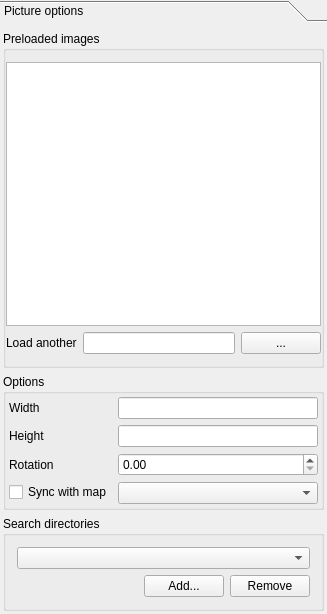
Qt form src/ui/qgscomposerpicturewidgetbase.ui (qgis/QGIS) before a commit.
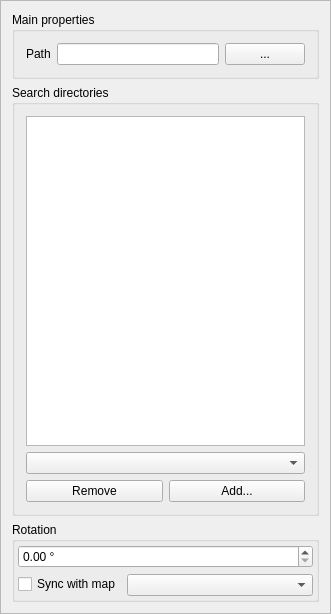
The same form after that commit. Custom widgets are drawn as their Qt base class.

Commit message: Update of composer item's GUI

What changed in the file:
```diff
--- a/src/ui/qgscomposerpicturewidgetbase.ui
+++ b/src/ui/qgscomposerpicturewidgetbase.ui
@@ -6,7 +6,7 @@
    <rect>
     <x>0</x>
     <y>0</y>
-    <width>327</width>
+    <width>331</width>
     <height>614</height>
    </rect>
   </property>
@@ -19,50 +19,89 @@
   <property name="windowTitle">
    <string>Picture Options</string>
   </property>
-  <layout class="QGridLayout" name="gridLayout_3">
+  <layout class="QVBoxLayout" name="verticalLayout_2">
    <property name="margin">
     <number>0</number>
    </property>
-   <item row="0" column="0">
-    <widget class="QToolBox" name="toolBox">
-     <property name="currentIndex">
-      <number>0</number>
+   <item>
+    <widget class="QScrollArea" name="scrollArea">
+     <property name="widgetResizable">
+      <bool>true</bool>
      </property>
-     <widget class="QWidget" name="page">
+     <widget class="QWidget" name="scrollAreaWidgetContents">
       <property name="geometry">
        <rect>
         <x>0</x>
         <y>0</y>
-        <width>317</width>
-        <height>577</height>
+        <width>329</width>
+        <height>612</height>
        </rect>
       </property>
-      <attribute name="label">
-       <string>Picture options</string>
-      </attribute>
-      <layout class="QVBoxLayout" name="verticalLayout">
-       <property name="margin">
-        <number>3</number>
-       </property>
+      <layout class="QVBoxLayout" name="mainLayout">
        <item>
-        <widget class="QGroupBox" name="mPreviewGroupBox">
+        <widget class="QgsCollapsibleGroupBoxBasic" name="mPreviewGroupBox">
          <property name="sizePolicy">
-          <sizepolicy hsizetype="Expanding" vsizetype="Expanding">
+          <sizepolicy hsizetype="Preferred" vsizetype="Maximum">
            <horstretch>0</horstretch>
            <verstretch>0</verstretch>
           </sizepolicy>
          </property>
          <property name="title">
-          <string>Preloaded images</string>
+          <string>Main properties</string>
          </property>
-         <layout class="QGridLayout">
-          <property name="leftMargin">
-           <number>0</number>
-          </property>
-          <property name="rightMargin">
-           <number>0</number>
-          </property>
-          <item row="0" column="0">
+         <property name="collapsed" stdset="0">
+          <bool>false</bool>
+         </property>
+         <layout class="QFormLayout" name="formLayout_2">
+          <item row="1" column="0">
+           <widget class="QLabel" name="label">
+            <property name="text">
+             <string>Path</string>
+            </property>
+            <property name="buddy">
+             <cstring>mPictureLineEdit</cstring>
+            </property>
+           </widget>
+          </item>
+          <item row="1" column="1">
+           <layout class="QHBoxLayout" name="horizontalLayout_2">
+            <item>
+             <widget class="QLineEdit" name="mPictureLineEdit"/>
+            </item>
+            <item>
+             <widget class="QPushButton" name="mPictureBrowseButton">
+              <property name="sizePolicy">
+               <sizepolicy hsizetype="Minimum" vsizetype="Fixed">
+                <horstretch>0</horstretch>
+                <verstretch>0</verstretch>
+               </sizepolicy>
+              </property>
+              <property name="maximumSize">
+               <size>
+                <width>150</width>
+                <height>32767</height>
+               </size>
+              </property>
+              <property name="text">
+               <string>...</string>
+              </property>
+             </widget>
+            </item>
+           </layout>
+          </item>
+         </layout>
+        </widget>
+       </item>
+       <item>
+        <widget class="QgsCollapsibleGroupBoxBasic" name="mSearchDirectoriesGroupBox">
+         <property name="title">
+          <string>Search directories</string>
+         </property>
+         <property name="collapsed" stdset="0">
+          <bool>false</bool>
+         </property>
+         <layout class="QVBoxLayout" name="verticalLayout">
+          <item>
            <widget class="QListWidget" name="mPreviewListWidget">
             <property name="showDropIndicator" stdset="0">
              <bool>false</bool>
@@ -96,37 +135,22 @@
             </property>
            </widget>
           </item>
-          <item row="1" column="0">
-           <layout class="QHBoxLayout" name="horizontalLayout_2">
+          <item>
+           <widget class="QComboBox" name="mSearchDirectoriesComboBox"/>
+          </item>
+          <item>
+           <layout class="QHBoxLayout" name="horizontalLayout">
             <item>
-             <widget class="QLabel" name="label">
+             <widget class="QPushButton" name="mRemoveDirectoryButton">
               <property name="text">
-               <string>Load another</string>
-              </property>
-              <property name="buddy">
-               <cstring>mPictureLineEdit</cstring>
+               <string>Remove</string>
               </property>
              </widget>
             </item>
             <item>
-             <widget class="QLineEdit" name="mPictureLineEdit"/>
-            </item>
-            <item>
-             <widget class="QPushButton" name="mPictureBrowseButton">
-              <property name="sizePolicy">
-               <sizepolicy hsizetype="Minimum" vsizetype="Fixed">
-                <horstretch>0</horstretch>
-                <verstretch>0</verstretch>
-               </sizepolicy>
-              </property>
-              <property name="maximumSize">
-               <size>
-                <width>150</width>
-                <height>32767</height>
-               </size>
-              </property>
+             <widget class="QPushButton" name="mAddDirectoryButton">
               <property name="text">
-               <string>...</string>
+               <string>Add...</string>
               </property>
              </widget>
             </item>
@@ -136,9 +160,18 @@
         </widget>
        </item>
        <item>
-        <widget class="QGroupBox" name="groupBox">
+        <widget class="QgsCollapsibleGroupBoxBasic" name="groupBox">
+         <property name="sizePolicy">
+          <sizepolicy hsizetype="Preferred" vsizetype="Maximum">
+           <horstretch>0</horstretch>
+           <verstretch>0</verstretch>
+          </sizepolicy>
+         </property>
          <property name="title">
-          <string>Options</string>
+          <string>Rotation</string>
+         </property>
+         <property name="collapsed" stdset="0">
+          <bool>true</bool>
          </property>
          <layout class="QFormLayout" name="formLayout">
           <property name="fieldGrowthPolicy">
@@ -147,138 +180,26 @@
           <property name="margin">
            <number>3</number>
           </property>
-          <item row="3" column="0">
-           <widget class="QLabel" name="textLabel3">
-            <property name="sizePolicy">
-             <sizepolicy hsizetype="Minimum" vsizetype="Preferred">
-              <horstretch>0</horstretch>
-              <verstretch>0</verstretch>
-             </sizepolicy>
-            </property>
-            <property name="text">
-             <string>Width</string>
-            </property>
-            <property name="wordWrap">
-             <bool>true</bool>
-            </property>
-            <property name="buddy">
-             <cstring>mWidthLineEdit</cstring>
-            </property>
-           </widget>
-          </item>
-          <item row="5" column="0">
-           <widget class="QLabel" name="textLabel4">
-            <property name="sizePolicy">
-             <sizepolicy hsizetype="Minimum" vsizetype="Preferred">
-              <horstretch>0</horstretch>
-              <verstretch>0</verstretch>
-             </sizepolicy>
-            </property>
-            <property name="text">
-             <string>Height</string>
-            </property>
-            <property name="wordWrap">
-             <bool>true</bool>
-            </property>
-            <property name="buddy">
-             <cstring>mHeightLineEdit</cstring>
-            </property>
-           </widget>
-          </item>
-          <item row="5" column="1">
-           <widget class="QLineEdit" name="mHeightLineEdit"/>
-          </item>
-          <item row="6" column="0">
-           <widget class="QLabel" name="mRotationLabel">
-            <property name="sizePolicy">
-             <sizepolicy hsizetype="Minimum" vsizetype="Preferred">
-              <horstretch>0</horstretch>
-              <verstretch>0</verstretch>
-             </sizepolicy>
-            </property>
-            <property name="text">
-             <string>Rotation</string>
-            </property>
-            <property name="wordWrap">
-             <bool>true</bool>
-            </property>
-            <property name="buddy">
-             <cstring>mRotationSpinBox</cstring>
-            </property>
-           </widget>
-          </item>
-          <item row="8" column="0">
+          <item row="1" column="0">
            <widget class="QCheckBox" name="mRotationFromComposerMapCheckBox">
             <property name="text">
              <string>Sync with map</string>
             </property>
            </widget>
           </item>
-          <item row="6" column="1">
+          <item row="1" column="1">
+           <widget class="QComboBox" name="mComposerMapComboBox"/>
+          </item>
+          <item row="0" column="0" colspan="2">
            <widget class="QDoubleSpinBox" name="mRotationSpinBox">
+            <property name="suffix">
+             <string> °</string>
+            </property>
             <property name="maximum">
              <double>360.000000000000000</double>
             </property>
            </widget>
           </item>
-          <item row="8" column="1">
-           <widget class="QComboBox" name="mComposerMapComboBox"/>
-          </item>
-          <item row="3" column="1">
-           <widget class="QLineEdit" name="mWidthLineEdit"/>
-          </item>
-         </layout>
-        </widget>
-       </item>
-       <item>
-        <widget class="QGroupBox" name="mSearchDirectoriesGroupBox">
-         <property name="sizePolicy">
-          <sizepolicy hsizetype="Preferred" vsizetype="Fixed">
-           <horstretch>0</horstretch>
-           <verstretch>0</verstretch>
-          </sizepolicy>
-         </property>
-         <property name="title">
-          <string>Search directories</string>
-         </property>
-         <layout class="QGridLayout">
-          <item row="0" column="0" colspan="3">
-           <widget class="QComboBox" name="mSearchDirectoriesComboBox">
-            <property name="sizePolicy">
-             <sizepolicy hsizetype="Expanding" vsizetype="Fixed">
-              <horstretch>0</horstretch>
-              <verstretch>0</verstretch>
-             </sizepolicy>
-            </property>
-           </widget>
-          </item>
-          <item row="1" column="0">
-           <spacer>
-            <property name="orientation">
-             <enum>Qt::Horizontal</enum>
-            </property>
-            <property name="sizeHint" stdset="0">
-             <size>
-              <width>101</width>
-              <height>20</height>
-             </size>
-            </property>
-           </spacer>
-          </item>
-          <item row="1" column="1">
-           <widget class="QPushButton" name="mAddDirectoryButton">
-            <property name="text">
-             <string>Add...</string>
-            </property>
-           </widget>
-          </item>
-          <item row="1" column="2">
-           <widget class="QPushButton" name="mRemoveDirectoryButton">
-            <property name="text">
-             <string>Remove</string>
-            </property>
-           </widget>
-          </item>
          </layout>
         </widget>
        </item>
@@ -289,6 +210,14 @@
   </layout>
  </widget>
  <layoutdefault spacing="6" margin="11"/>
+ <customwidgets>
+  <customwidget>
+   <class>QgsCollapsibleGroupBoxBasic</class>
+   <extends>QGroupBox</extends>
+   <header location="global">qgscollapsiblegroupbox.h</header>
+   <container>1</container>
+  </customwidget>
+ </customwidgets>
  <tabstops>
   <tabstop>mSearchDirectoriesComboBox</tabstop>
   <tabstop>mAddDirectoryButton</tabstop>
```
Left out of the diff: 3 changed lines with no effect on the pictures. The commit also changes 38 other files.
